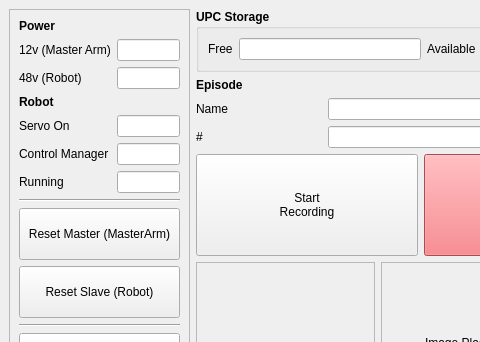
Before: the Qt Designer form examples/99_data_collector/client/ui_form.ui in RainbowRobotics/rby1a, drawn with Qt 5; both pictures show x 0 to 480 and y 0 to 342 of the 1112 by 600 pixel window.
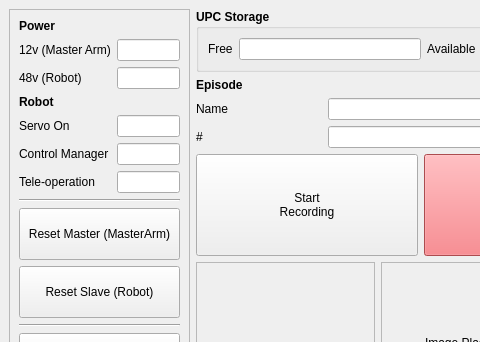
After: the same form once the commit is applied.

Diff of the .ui file:
```diff
--- a/examples/99_data_collector/client/ui_form.ui
+++ b/examples/99_data_collector/client/ui_form.ui
@@ -121,7 +121,7 @@
          <item row="6" column="0">
           <widget class="QLabel" name="label_13">
            <property name="text">
-            <string>Running</string>
+            <string>Tele-operation</string>
            </property>
           </widget>
          </item>
```
Left out of the diff: 29 changed lines with no effect on the pictures.
